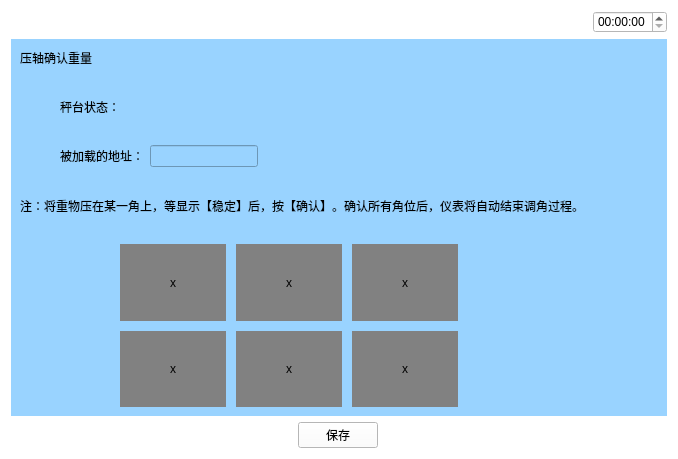
The window that WeighSensor/yazhouqueren.ui (xsw258x2s5w8/WeightSensor) describes before a commit, drawn with Qt 5.
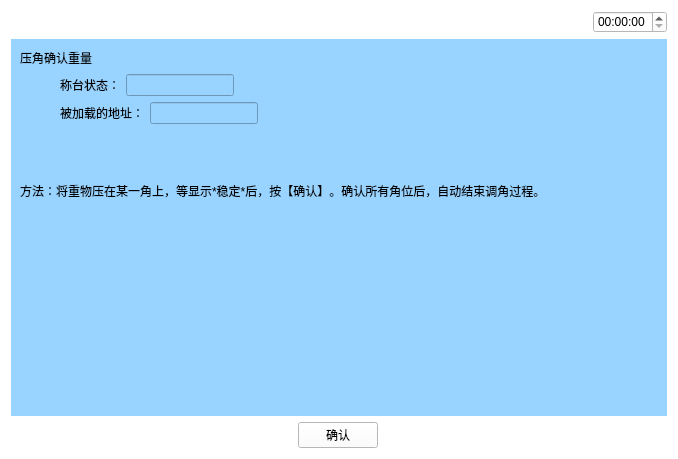
The same window after the commit. Icons and pictures are not drawn.

Diff of the .ui file:
```diff
--- a/WeighSensor/yazhouqueren.ui
+++ b/WeighSensor/yazhouqueren.ui
@@ -16,7 +16,7 @@
   <property name="styleSheet">
    <string notr="true">background-color: rgb(255, 255, 255);</string>
   </property>
-  <layout class="QVBoxLayout" name="verticalLayout_4" stretch="1,5,1">
+  <layout class="QVBoxLayout" name="verticalLayout" stretch="1,5,1">
    <item>
     <layout class="QHBoxLayout" name="horizontalLayout_5">
      <item>
@@ -94,7 +94,7 @@
     </layout>
    </item>
    <item>
-    <widget class="QWidget" name="widget" native="true">
+    <widget class="QWidget" name="widget_2" native="true">
      <property name="sizePolicy">
       <sizepolicy hsizetype="Preferred" vsizetype="Preferred">
        <horstretch>0</horstretch>
@@ -107,13 +107,13 @@
      <property name="styleSheet">
       <string notr="true">background-color: rgb(153, 211, 255);</string>
      </property>
-     <layout class="QVBoxLayout" name="verticalLayout_2">
+     <layout class="QVBoxLayout" name="verticalLayout_4">
       <item>
-       <layout class="QHBoxLayout" name="horizontalLayout">
+       <layout class="QHBoxLayout" name="horizontalLayout_7">
         <item>
          <widget class="QLabel" name="label">
           <property name="text">
-           <string>压轴确认重量</string>
+           <string>压角确认重量</string>
           </property>
          </widget>
         </item>
@@ -131,56 +131,69 @@
          </spacer>
         </item>
         <item>
-         <layout class="QVBoxLayout" name="verticalLayout"/>
+         <layout class="QVBoxLayout" name="verticalLayout_5"/>
         </item>
        </layout>
       </item>
       <item>
-       <layout class="QVBoxLayout" name="verticalLayout_3">
+       <layout class="QHBoxLayout" name="horizontalLayout_8">
         <item>
-         <layout class="QHBoxLayout" name="horizontalLayout_3">
-          <item>
-           <spacer name="horizontalSpacer_8">
-            <property name="orientation">
-             <enum>Qt::Horizontal</enum>
-            </property>
-            <property name="sizeType">
-             <enum>QSizePolicy::Preferred</enum>
-            </property>
-            <property name="sizeHint" stdset="0">
-             <size>
-              <width>40</width>
-              <height>20</height>
-             </size>
-            </property>
-           </spacer>
-          </item>
-          <item>
-           <widget class="QLabel" name="label_2">
-            <property name="text">
-             <string>秤台状态：</string>
-            </property>
-           </widget>
-          </item>
-          <item>
-           <spacer name="horizontalSpacer_6">
-            <property name="orientation">
-             <enum>Qt::Horizontal</enum>
-            </property>
-            <property name="sizeHint" stdset="0">
-             <size>
-              <width>40</width>
-              <height>20</height>
-             </size>
-            </property>
-           </spacer>
-          </item>
-         </layout>
+         <spacer name="horizontalSpacer_10">
+          <property name="orientation">
+           <enum>Qt::Horizontal</enum>
+          </property>
+          <property name="sizeType">
+           <enum>QSizePolicy::Preferred</enum>
+          </property>
+          <property name="sizeHint" stdset="0">
+           <size>
+            <width>40</width>
+            <height>20</height>
+           </size>
+          </property>
+         </spacer>
         </item>
         <item>
-         <layout class="QHBoxLayout" name="horizontalLayout_4">
+         <widget class="QLabel" name="label_7">
+          <property name="text">
+           <string>称台状态：</string>
+          </property>
+         </widget>
+        </item>
+        <item>
+         <widget class="QLineEdit" name="lineEdit_state">
+          <property name="sizePolicy">
+           <sizepolicy hsizetype="Preferred" vsizetype="Fixed">
+            <horstretch>0</horstretch>
+            <verstretch>0</verstretch>
+           </sizepolicy>
+          </property>
+          <property name="readOnly">
+           <bool>true</bool>
+          </property>
+         </widget>
+        </item>
+        <item>
+         <spacer name="horizontalSpacer_11">
+          <property name="orientation">
+           <enum>Qt::Horizontal</enum>
+          </property>
+          <property name="sizeHint" stdset="0">
+           <size>
+            <width>40</width>
+            <height>20</height>
+           </size>
+          </property>
+         </spacer>
+        </item>
+       </layout>
+      </item>
+      <item>
+       <layout class="QVBoxLayout" name="verticalLayout_6">
+        <item>
+         <layout class="QHBoxLayout" name="horizontalLayout_9">
           <item>
-           <spacer name="horizontalSpacer_9">
+           <spacer name="horizontalSpacer_12">
             <property name="orientation">
              <enum>Qt::Horizontal</enum>
             </property>
@@ -196,14 +209,14 @@
            </spacer>
           </item>
           <item>
-           <widget class="QLabel" name="label_3">
+           <widget class="QLabel" name="label_8">
             <property name="text">
              <string>被加载的地址：</string>
             </property>
            </widget>
           </item>
           <item>
-           <widget class="QLineEdit" name="lineEdit_2">
+           <widget class="QLineEdit" name="lineEdit_Address">
             <property name="sizePolicy">
              <sizepolicy hsizetype="Preferred" vsizetype="Fixed">
               <horstretch>0</horstretch>
@@ -213,7 +226,7 @@
            </widget>
           </item>
           <item>
-           <spacer name="horizontalSpacer_7">
+           <spacer name="horizontalSpacer_13">
             <property name="orientation">
              <enum>Qt::Horizontal</enum>
             </property>
@@ -228,7 +241,7 @@
          </layout>
         </item>
         <item>
-         <layout class="QHBoxLayout" name="horizontalLayout_6" stretch="0">
+         <layout class="QHBoxLayout" name="horizontalLayout_10" stretch="0">
           <item>
            <widget class="QLabel" name="label_5">
             <property name="frameShape">
@@ -238,7 +251,7 @@
              <number>2</number>
             </property>
             <property name="text">
-             <string>注：将重物压在某一角上，等显示【稳定】后，按【确认】。确认所有角位后，仪表将自动结束调角过程。</string>
+             <string>方法：将重物压在某一角上，等显示*稳定*后，按【确认】。确认所有角位后，自动结束调角过程。</string>
             </property>
             <property name="wordWrap">
              <bool>true</bool>
@@ -250,75 +263,40 @@
        </layout>
       </item>
       <item>
-       <layout class="QGridLayout" name="gridLayout">
-        <property name="leftMargin">
-         <number>100</number>
-        </property>
-        <property name="rightMargin">
-         <number>200</number>
-        </property>
-        <property name="spacing">
-         <number>10</number>
-        </property>
+       <layout class="QGridLayout" name="gridLayout_2">
+        <item row="0" column="5">
+         <widget class="QLabel" name="label_14">
+          <property name="styleSheet">
+           <string notr="true"/>
+          </property>
+          <property name="text">
+           <string/>
+          </property>
+          <property name="alignment">
+           <set>Qt::AlignCenter</set>
+          </property>
+         </widget>
+        </item>
+        <item row="1" column="5">
+         <widget class="QLabel" name="label_21">
+          <property name="styleSheet">
+           <string notr="true"/>
+          </property>
+          <property name="text">
+           <string/>
+          </property>
+          <property name="alignment">
+           <set>Qt::AlignCenter</set>
+          </property>
+         </widget>
+        </item>
         <item row="0" column="0">
-         <widget class="QLabel" name="label_4">
+         <widget class="QLabel" name="label_12">
           <property name="styleSheet">
-           <string notr="true">background-color: rgb(129, 129, 129);</string>
+           <string notr="true"/>
           </property>
           <property name="text">
-           <string>x</string>
-          </property>
-          <property name="alignment">
-           <set>Qt::AlignCenter</set>
-          </property>
-         </widget>
-        </item>
-        <item row="0" column="1">
-         <widget class="QLabel" name="label_10">
-          <property name="styleSheet">
-           <string notr="true">background-color: rgb(129, 129, 129);</string>
-          </property>
-          <property name="text">
-           <string>x</string>
-          </property>
-          <property name="alignment">
-           <set>Qt::AlignCenter</set>
-          </property>
-         </widget>
-        </item>
-        <item row="0" column="2">
-         <widget class="QLabel" name="label_11">
-          <property name="styleSheet">
-           <string notr="true">background-color: rgb(129, 129, 129);</string>
-          </property>
-          <property name="text">
-           <string>x</string>
-          </property>
-          <property name="alignment">
-           <set>Qt::AlignCenter</set>
-          </property>
-         </widget>
-        </item>
-        <item row="1" column="0">
-         <widget class="QLabel" name="label_17">
-          <property name="styleSheet">
-           <string notr="true">background-color: rgb(129, 129, 129);</string>
-          </property>
-          <property name="text">
-           <string>x</string>
-          </property>
-          <property name="alignment">
-           <set>Qt::AlignCenter</set>
-          </property>
-         </widget>
-        </item>
-        <item row="1" column="1">
-         <widget class="QLabel" name="label_19">
-          <property name="styleSheet">
-           <string notr="true">background-color: rgb(129, 129, 129);</string>
-          </property>
-          <property name="text">
-           <string>x</string>
+           <string/>
           </property>
           <property name="alignment">
            <set>Qt::AlignCenter</set>
@@ -326,12 +304,168 @@
          </widget>
         </item>
         <item row="1" column="2">
-         <widget class="QLabel" name="label_24">
+         <widget class="QLabel" name="label_25">
           <property name="styleSheet">
-           <string notr="true">background-color: rgb(129, 129, 129);</string>
+           <string notr="true"/>
           </property>
           <property name="text">
-           <string>x</string>
+           <string/>
+          </property>
+          <property name="alignment">
+           <set>Qt::AlignCenter</set>
+          </property>
+         </widget>
+        </item>
+        <item row="1" column="1">
+         <widget class="QLabel" name="label_20">
+          <property name="styleSheet">
+           <string notr="true"/>
+          </property>
+          <property name="text">
+           <string/>
+          </property>
+          <property name="alignment">
+           <set>Qt::AlignCenter</set>
+          </property>
+         </widget>
+        </item>
+        <item row="1" column="7">
+         <widget class="QLabel" name="label_18">
+          <property name="styleSheet">
+           <string notr="true"/>
+          </property>
+          <property name="text">
+           <string/>
+          </property>
+          <property name="alignment">
+           <set>Qt::AlignCenter</set>
+          </property>
+         </widget>
+        </item>
+        <item row="1" column="4">
+         <widget class="QLabel" name="label_23">
+          <property name="styleSheet">
+           <string notr="true"/>
+          </property>
+          <property name="text">
+           <string/>
+          </property>
+          <property name="alignment">
+           <set>Qt::AlignCenter</set>
+          </property>
+         </widget>
+        </item>
+        <item row="0" column="7">
+         <widget class="QLabel" name="label_16">
+          <property name="styleSheet">
+           <string notr="true"/>
+          </property>
+          <property name="text">
+           <string/>
+          </property>
+          <property name="alignment">
+           <set>Qt::AlignCenter</set>
+          </property>
+         </widget>
+        </item>
+        <item row="1" column="6">
+         <widget class="QLabel" name="label_22">
+          <property name="styleSheet">
+           <string notr="true"/>
+          </property>
+          <property name="text">
+           <string/>
+          </property>
+          <property name="alignment">
+           <set>Qt::AlignCenter</set>
+          </property>
+         </widget>
+        </item>
+        <item row="1" column="3">
+         <widget class="QLabel" name="label_26">
+          <property name="styleSheet">
+           <string notr="true"/>
+          </property>
+          <property name="text">
+           <string/>
+          </property>
+          <property name="alignment">
+           <set>Qt::AlignCenter</set>
+          </property>
+         </widget>
+        </item>
+        <item row="1" column="0">
+         <widget class="QLabel" name="label_27">
+          <property name="styleSheet">
+           <string notr="true"/>
+          </property>
+          <property name="text">
+           <string/>
+          </property>
+          <property name="alignment">
+           <set>Qt::AlignCenter</set>
+          </property>
+         </widget>
+        </item>
+        <item row="0" column="6">
+         <widget class="QLabel" name="label_15">
+          <property name="styleSheet">
+           <string notr="true"/>
+          </property>
+          <property name="text">
+           <string/>
+          </property>
+          <property name="alignment">
+           <set>Qt::AlignCenter</set>
+          </property>
+         </widget>
+        </item>
+        <item row="0" column="4">
+         <widget class="QLabel" name="label_13">
+          <property name="styleSheet">
+           <string notr="true"/>
+          </property>
+          <property name="text">
+           <string/>
+          </property>
+          <property name="alignment">
+           <set>Qt::AlignCenter</set>
+          </property>
+         </widget>
+        </item>
+        <item row="0" column="2">
+         <widget class="QLabel" name="label_28">
+          <property name="styleSheet">
+           <string notr="true"/>
+          </property>
+          <property name="text">
+           <string/>
+          </property>
+          <property name="alignment">
+           <set>Qt::AlignCenter</set>
+          </property>
+         </widget>
+        </item>
+        <item row="0" column="3">
+         <widget class="QLabel" name="label_29">
+          <property name="styleSheet">
+           <string notr="true"/>
+          </property>
+          <property name="text">
+           <string/>
+          </property>
+          <property name="alignment">
+           <set>Qt::AlignCenter</set>
+          </property>
+         </widget>
+        </item>
+        <item row="0" column="1">
+         <widget class="QLabel" name="label_30">
+          <property name="styleSheet">
+           <string notr="true"/>
+          </property>
+          <property name="text">
+           <string/>
           </property>
           <property name="alignment">
            <set>Qt::AlignCenter</set>
@@ -389,7 +523,7 @@
      <item>
       <widget class="QPushButton" name="save">
        <property name="text">
-        <string>保存</string>
+        <string>确认</string>
        </property>
       </widget>
      </item>
```
Left out of the diff: 8 changed lines with no effect on the pictures.
